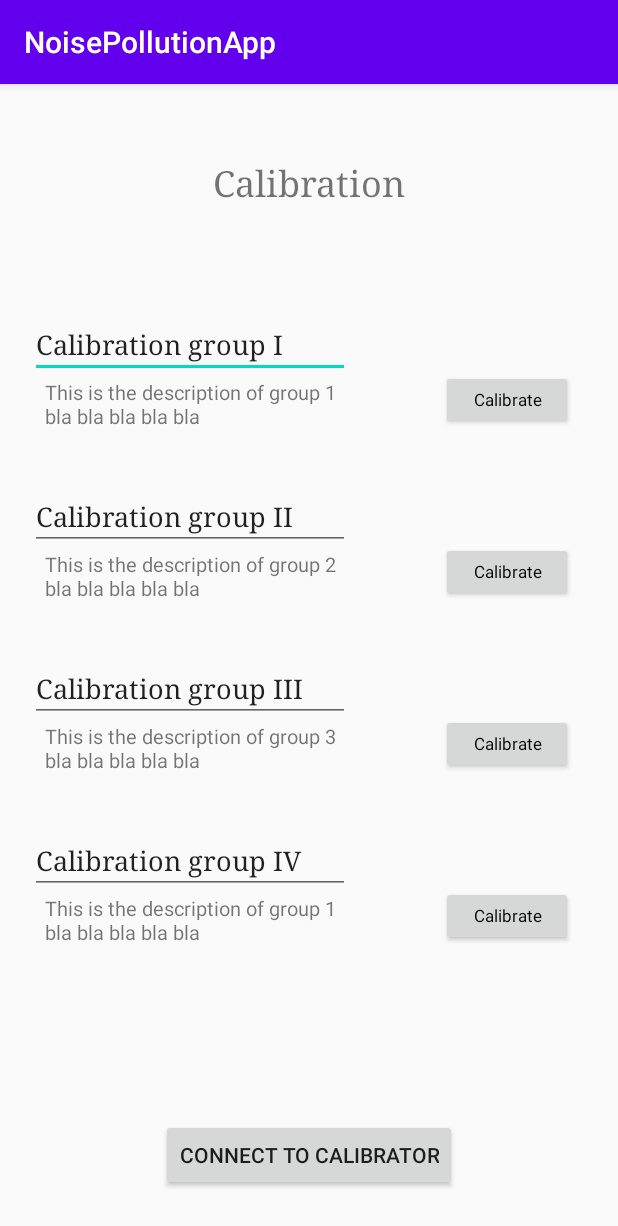
After one commit to it21549/NoisePollution2, an Android app: the CalibrationActivity screen opened directly, with no data from a screen before it, on a phone screen of 412 x 824 dp. The commit adds this screen. Shown: the top 1226 px of the screen. Run offline under Robolectric (Android 15) with nearby library versions, the phone set to English and light mode, and no system bars.

Commit message:
-working communication with esp32

```diff
--- /dev/null
+++ b/app/src/main/java/gr/hua/stapps/android/noisepollutionapp/CalibrationActivity.java
@@ -0,0 +1,207 @@
+package gr.hua.stapps.android.noisepollutionapp;
+
+import androidx.annotation.NonNull;
+import androidx.appcompat.app.AppCompatActivity;
+import androidx.core.app.ActivityCompat;
+import androidx.lifecycle.Observer;
+import androidx.lifecycle.ViewModelProvider;
+
+import android.Manifest;
+import android.bluetooth.BluetoothAdapter;
+import android.bluetooth.BluetoothDevice;
+import android.content.BroadcastReceiver;
+import android.content.Context;
+import android.content.Intent;
+import android.content.IntentFilter;
+import android.content.pm.PackageManager;
+import android.os.Bundle;
+import android.os.Handler;
+import android.os.Looper;
+import android.os.Message;
+import android.view.View;
+
+import java.util.Arrays;
+import java.util.Objects;
+
+import gr.hua.stapps.android.noisepollutionapp.databinding.ActivityCalibrationBinding;
+import gr.hua.stapps.android.noisepollutionapp.network.sockets.CreateConnection;
+import gr.hua.stapps.android.noisepollutionapp.network.sockets.DataTransfer;
+import gr.hua.stapps.android.noisepollutionapp.viewmodel.CalibrationViewModel;
+
+public class CalibrationActivity extends AppCompatActivity {
+
+    private static final String LOG = "CalibrationActivity ->";
+    private final static int CONNECTING_STATUS = 1; // used in bluetooth handler to identify message status
+    private final static int MESSAGE_READ = 2; // used in bluetooth handler to identify message update
+    private static final int REQUEST_ENABLE_BLUETOOTH = 100;
+    private String deviceName = "ESP32Test";
+
+    public static CreateConnection createConnection;
+    public static DataTransfer dataTransfer;
+
+    private ActivityCalibrationBinding binding;
+    private CalibrationViewModel calibrationViewModel;
+    public static Handler handler;
+
+    // Create a BroadcastReceiver for ACTION_FOUND.
+    private final BroadcastReceiver receiver = new BroadcastReceiver() {
+        @Override
+        public void onReceive(Context context, Intent intent) {
+            String action = intent.getAction();
+            System.out.println(LOG + "action is: " + action);
+            if (BluetoothDevice.ACTION_FOUND.equals(action)) {
+                // Discovery has found a device. Get the BluetoothDevice
+                // object and its info from the Intent.
+                BluetoothDevice device = intent.getParcelableExtra(BluetoothDevice.EXTRA_DEVICE);
+                if (ActivityCompat.checkSelfPermission(CalibrationActivity.this, Manifest.permission.BLUETOOTH_CONNECT) != PackageManager.PERMISSION_GRANTED) {
+                    // TODO: Consider calling
+                    //    ActivityCompat#requestPermissions
+                    // here to request the missing permissions, and then overriding
+                    //   public void onRequestPermissionsResult(int requestCode, String[] permissions,
+                    //                                          int[] grantResults)
+                    // to handle the case where the user grants the permission. See the documentation
+                    // for ActivityCompat#requestPermissions for more details.
+                    String deviceName = device.getName();
+                    String deviceHardwareAddress = device.getAddress(); //MAC address
+                    System.out.println(LOG + "deviceName= " + deviceName + " and mac= " + deviceHardwareAddress + " and UUID= " + Arrays.toString(device.getUuids()));
+
+                    if (Objects.equals(deviceName, "ESP32test")) {
+                        String deviceAddress = device.getAddress();
+                        System.out.println(LOG + "connecting to " + deviceAddress);
+                        BluetoothAdapter bluetoothAdapter = BluetoothAdapter.getDefaultAdapter();
+                        createConnection = new CreateConnection(
+                                bluetoothAdapter,
+                                deviceAddress,
+                                context,
+                                handler,
+                                dataTransfer
+                        );
+                        createConnection.start();
+                    }
+                    return;
+                }
+            }
+        }
+    };
+
+    @Override
+    protected void onCreate(Bundle savedInstanceState) {
+        super.onCreate(savedInstanceState);
+        binding = ActivityCalibrationBinding.inflate(getLayoutInflater());
+        setContentView(binding.getRoot());
+
+        // Get values from previous activity
+        Intent intent = getIntent();
+        String key = intent.getStringExtra("Key");
+        System.out.println(LOG + "value passed is " + key);
+
+        setupReceiver();
+        calibrationViewModel = new ViewModelProvider(this).get(CalibrationViewModel.class);
+        handler = initHandler(deviceName);
+        initListeners();
+        initObservers();
+    }
+
+    public void initListeners() {
+        binding.connectButton.setOnClickListener(new View.OnClickListener() {
+            @Override
+            public void onClick(View view) {
+                calibrationViewModel.initializeContext(CalibrationActivity.this);
+            }
+        });
+
+        binding.buttonCalibrationGroupI.setOnClickListener(new View.OnClickListener() {
+            @Override
+            public void onClick(View view) {
+                createConnection.getDataTransfer().write("RECORD0");
+            }
+        });
+        binding.buttonCalibrationGroupII.setOnClickListener(new View.OnClickListener() {
+            @Override
+            public void onClick(View view) {
+                createConnection.getDataTransfer().write("RECORD1");
+            }
+        });
+        binding.buttonCalibrationGroupIII.setOnClickListener(new View.OnClickListener() {
+            @Override
+            public void onClick(View view) {
+                createConnection.getDataTransfer().write("RECORD2");
+            }
+        });
+        binding.buttonCalibrationGroupIV.setOnClickListener(new View.OnClickListener() {
+            @Override
+            public void onClick(View view) {
+                createConnection.getDataTransfer().write("STOP");
+            }
+        });
+    }
+
+    public void initObservers() {
+        final Observer<Boolean> calibration_observer = isBtEnabled -> {
+            if (isBtEnabled != null) {
+                if (isBtEnabled) {
+                    System.out.println(LOG + "bluetooth is enabled");
+                    calibrationViewModel.calibrate();
+                } else {
+                    System.out.println(LOG + "will ask for bluetooth to be enabled");
+                    Intent enableBluetoothIntent = new Intent(BluetoothAdapter.ACTION_REQUEST_ENABLE);
+                    startActivityForResult(enableBluetoothIntent, REQUEST_ENABLE_BLUETOOTH);
+                }
+            } else
+                System.out.println(LOG + "isBtEnabled is null");
+        };
+        calibrationViewModel.getIsBtEnabled().observe(this, calibration_observer);
+    }
+
+    public Handler initHandler(String deviceName) {
+        return handler = new Handler(Looper.getMainLooper()) {
+            @Override
+            public void handleMessage(@NonNull Message msg) {
+                switch (msg.what) {
+                    case CONNECTING_STATUS:
+                        switch (msg.arg1) {
+                            case 1:
+                                System.out.println("NoisePollution " + "connected to " + deviceName);
+                                break;
+                            case -1:
+                                System.out.println("NoisePollution " + "device fails to connect");
+                                break;
+                        }
+                        break;
+                    case MESSAGE_READ:
+                        String arduinoMsg = msg.obj.toString(); //Read message from Arduino
+                        System.out.println("NoisePollution " + "the message received is: " + arduinoMsg);
+                }
+            }
+        };
+    }
+
+    public void setupReceiver() {
+        // Register for broadcasts when a device is discovered.
+        IntentFilter actionFoundFilter = new IntentFilter(BluetoothDevice.ACTION_FOUND);
+        IntentFilter actionDiscoveryStartedFilter = new IntentFilter(BluetoothAdapter.ACTION_DISCOVERY_STARTED);
+        registerReceiver(receiver, actionFoundFilter);
+        registerReceiver(receiver, actionDiscoveryStartedFilter);
+    }
+
+    @Override
+    protected void onDestroy() {
+        super.onDestroy();
+        // Don't forget to unregister the ACTION_FOUND receiver.
+        unregisterReceiver(receiver);
+    }
+
+    /* ============================ Terminate Connection at BackPress ====================== */
+    @Override
+    public void onBackPressed() {
+        // Terminate Bluetooth Connection and close app
+        if (createConnection != null) {
+            createConnection.cancel();
+        }
+        Intent a = new Intent(Intent.ACTION_MAIN);
+        a.addCategory(Intent.CATEGORY_HOME);
+        a.setFlags(Intent.FLAG_ACTIVITY_NEW_TASK);
+        startActivity(a);
+    }
+
+}
--- a/app/src/main/java/gr/hua/stapps/android/noisepollutionapp/network/sockets/DataTransfer.java
+++ b/app/src/main/java/gr/hua/stapps/android/noisepollutionapp/network/sockets/DataTransfer.java
@@ -49,7 +49,7 @@ public class DataTransfer extends Thread {
                 String readMessage;
                 if (buffer[bytes] == '\n') {
                     readMessage = new String(buffer, 0, bytes);
-                    System.out.println(LOG + "Arduino Message is: " + readMessage);
+                    //System.out.println(LOG + "Arduino Message is: " + readMessage);
                     handler.obtainMessage(MESSAGE_READ, readMessage).sendToTarget();
                     bytes = 0;
                 } else {
@@ -68,6 +68,7 @@ public class DataTransfer extends Thread {
         byte[] bytes = input.getBytes(); //converts entered String into bytes
         try {
             mmOutStream.write(bytes);
+            System.out.println(LOG + "Sent message: " + input);
         } catch (IOException e) {
             System.out.println(LOG + "Failed to send message with: " + e);
         }
--- /dev/null
+++ b/app/src/main/java/gr/hua/stapps/android/noisepollutionapp/viewmodel/CalibrationViewModel.java
@@ -0,0 +1,29 @@
+package gr.hua.stapps.android.noisepollutionapp.viewmodel;
+
+import android.content.Context;
+
+import androidx.lifecycle.MutableLiveData;
+import androidx.lifecycle.ViewModel;
+
+import gr.hua.stapps.android.noisepollutionapp.utils.NoiseCalibration;
+
+public class CalibrationViewModel extends ViewModel {
+
+    private NoiseCalibration noiseCalibration;
+    private MutableLiveData<Boolean> isBtEnabled = new MutableLiveData<>();
+    private Context context;
+
+    public MutableLiveData<Boolean> getIsBtEnabled() {
+        return isBtEnabled;
+    }
+
+    public void initializeContext(Context context) {
+        this.context = context;
+        noiseCalibration = new NoiseCalibration(context);
+        isBtEnabled.postValue(noiseCalibration.isBluetoothEnabled());
+    }
+
+    public void calibrate() {
+        noiseCalibration.calibrate();
+    }
+}
--- /dev/null
+++ b/app/src/main/res/layout/activity_calibration.xml
@@ -0,0 +1,170 @@
+<?xml version="1.0" encoding="utf-8"?>
+<androidx.constraintlayout.widget.ConstraintLayout xmlns:android="http://schemas.android.com/apk/res/android"
+    xmlns:app="http://schemas.android.com/apk/res-auto"
+    xmlns:tools="http://schemas.android.com/tools"
+    android:layout_width="match_parent"
+    android:layout_height="match_parent">
+
+    <TextView
+        android:id="@+id/textView"
+        android:layout_width="wrap_content"
+        android:layout_height="wrap_content"
+        android:layout_marginTop="@dimen/calibration_title_margin_top"
+        android:fontFamily="serif"
+        android:text="Calibration"
+        android:textSize="24sp"
+        app:layout_constraintEnd_toEndOf="parent"
+        app:layout_constraintStart_toStartOf="parent"
+        app:layout_constraintTop_toTopOf="parent" />
+
+    <EditText
+        android:id="@+id/editTextCalibrationI"
+        android:layout_width="wrap_content"
+        android:layout_height="wrap_content"
+        android:ems="10"
+        android:fontFamily="serif"
+        android:inputType="textPersonName"
+        android:text="Calibration group I"
+        android:layout_marginTop="70dp"
+        android:layout_marginStart="20dp"
+        app:layout_constraintStart_toStartOf="parent"
+        app:layout_constraintTop_toBottomOf="@+id/textView" />
+
+    <TextView
+        android:id="@+id/textViewCalibrationGroupI"
+        android:layout_width="200dp"
+        android:layout_height="wrap_content"
+        android:layout_marginStart="10dp"
+        android:text="This is the description of group 1  bla bla bla bla bla"
+        android:textSize="@dimen/group_description_text_size"
+        app:layout_constraintStart_toStartOf="@id/editTextCalibrationI"
+        app:layout_constraintTop_toBottomOf="@id/editTextCalibrationI"/>
+
+    <Button
+        android:id="@+id/buttonCalibrationGroupI"
+        style="@android:style/Widget.CompoundButton"
+        android:layout_width="wrap_content"
+        android:layout_height="40dp"
+        android:layout_marginEnd="30dp"
+        android:gravity="center"
+        android:text="@string/calibrate_text_button"
+        android:textSize="@dimen/calibration_button_text_size"
+        app:layout_constraintBottom_toBottomOf="@id/textViewCalibrationGroupI"
+        app:layout_constraintEnd_toEndOf="parent" />
+
+    <EditText
+        android:id="@+id/editTextCalibrationII"
+        android:layout_width="wrap_content"
+        android:layout_height="wrap_content"
+        android:ems="10"
+        android:fontFamily="serif"
+        android:inputType="textPersonName"
+        android:text="Calibration group II"
+        android:layout_marginTop="70dp"
+        android:layout_marginStart="20dp"
+        app:layout_constraintStart_toStartOf="parent"
+        app:layout_constraintTop_toBottomOf="@+id/editTextCalibrationI" />
+
+    <TextView
+        android:id="@+id/textViewCalibrationGroupII"
+        android:layout_width="200dp"
+        android:layout_height="wrap_content"
+        android:layout_marginStart="10dp"
+        android:text="This is the description of group 2  bla bla bla bla bla"
+        android:textSize="@dimen/group_description_text_size"
+        app:layout_constraintStart_toStartOf="@id/editTextCalibrationII"
+        app:layout_constraintTop_toBottomOf="@id/editTextCalibrationII" />
+
+    <Button
+        android:id="@+id/buttonCalibrationGroupII"
+        style="@android:style/Widget.CompoundButton"
+        android:layout_width="wrap_content"
+        android:layout_height="40dp"
+        android:layout_marginEnd="30dp"
+        android:gravity="center"
+        android:text="@string/calibrate_text_button"
+        android:textSize="@dimen/calibration_button_text_size"
+        app:layout_constraintBottom_toBottomOf="@id/textViewCalibrationGroupII"
+        app:layout_constraintEnd_toEndOf="parent" />
+
+    <EditText
+        android:id="@+id/editTextCalibrationIII"
+        android:layout_width="wrap_content"
+        android:layout_height="wrap_content"
+        android:ems="10"
+        android:fontFamily="serif"
+        android:inputType="textPersonName"
+        android:text="Calibration group III"
+        android:layout_marginTop="70dp"
+        android:layout_marginStart="20dp"
+        app:layout_constraintStart_toStartOf="parent"
+        app:layout_constraintTop_toBottomOf="@+id/editTextCalibrationII" />
+
+    <TextView
+        android:id="@+id/textViewCalibrationGroupIII"
+        android:layout_width="200dp"
+        android:layout_height="wrap_content"
+        android:text="This is the description of group 3  bla bla bla bla bla"
+        android:textSize="@dimen/group_description_text_size"
+        android:layout_marginStart="10dp"
+        app:layout_constraintTop_toBottomOf="@id/editTextCalibrationIII"
+        app:layout_constraintStart_toStartOf="@id/editTextCalibrationIII"/>
+
+    <Button
+        android:id="@+id/buttonCalibrationGroupIII"
+        style="@android:style/Widget.CompoundButton"
+        android:layout_width="wrap_content"
+        android:layout_height="40dp"
+        android:layout_marginEnd="30dp"
+        android:gravity="center"
+        android:text="@string/calibrate_text_button"
+        android:textSize="@dimen/calibration_button_text_size"
+        app:layout_constraintBottom_toBottomOf="@id/textViewCalibrationGroupIII"
+        app:layout_constraintEnd_toEndOf="parent" />
+
+    <EditText
+        android:id="@+id/editTextCalibrationIV"
+        android:layout_width="wrap_content"
+        android:layout_height="wrap_content"
+        android:ems="10"
+        android:fontFamily="serif"
+        android:inputType="textPersonName"
+        android:text="Calibration group IV"
+        android:layout_marginTop="70dp"
+        android:layout_marginStart="20dp"
+        app:layout_constraintStart_toStartOf="parent"
+        app:layout_constraintTop_toBottomOf="@+id/editTextCalibrationIII" />
+
+    <TextView
+        android:id="@+id/textViewCalibrationGroupIV"
+        android:layout_width="200dp"
+        android:layout_height="wrap_content"
+        android:text="This is the description of group 1  bla bla bla bla bla"
+        android:textSize="@dimen/group_description_text_size"
+        android:layout_marginStart="10dp"
+        app:layout_constraintTop_toBottomOf="@id/editTextCalibrationIV"
+        app:layout_constraintStart_toStartOf="@id/editTextCalibrationIV"/>
+
+    <Button
+        android:id="@+id/buttonCalibrationGroupIV"
+        style="@android:style/Widget.CompoundButton"
+        android:layout_width="wrap_content"
+        android:layout_height="40dp"
+        android:layout_marginEnd="30dp"
+        android:gravity="center"
+        android:text="@string/calibrate_text_button"
+        android:textSize="@dimen/calibration_button_text_size"
+        app:layout_constraintBottom_toBottomOf="@id/textViewCalibrationGroupIV"
+        app:layout_constraintEnd_toEndOf="parent" />
+
+    <Button
+        android:id="@+id/connect_button"
+        android:layout_width="wrap_content"
+        android:layout_height="wrap_content"
+        android:layout_marginBottom="@dimen/margin_30dp"
+        android:text="Connect to Calibrator"
+        app:layout_constraintBottom_toBottomOf="parent"
+        app:layout_constraintEnd_toEndOf="parent"
+        app:layout_constraintStart_toStartOf="parent" />
+
+</androidx.constraintlayout.widget.ConstraintLayout>
--- a/app/src/main/res/layout/noise_pollution_activity.xml
+++ b/app/src/main/res/layout/noise_pollution_activity.xml
@@ -6,7 +6,7 @@
     android:layout_width="match_parent"
     android:layout_height="match_parent"
     android:visibility="visible"
-    tools:context=".ui.NoisePollutionActivity">
+    tools:context=".NoisePollutionActivity">
 
 
     <TextView
--- a/app/src/main/res/values/dimens.xml
+++ b/app/src/main/res/values/dimens.xml
@@ -8,4 +8,7 @@
     <dimen name="margin_30dp">30dp</dimen>
     <dimen name="text_size_14sp">14sp</dimen>
     <dimen name="radioGroup_width_191dp">191dp</dimen>
+    <dimen name="calibration_title_margin_top">50dp</dimen>
+    <dimen name="calibration_button_text_size">11sp</dimen>
+    <dimen name="group_description_text_size">13sp</dimen>
 </resources>
--- a/app/src/main/res/values/strings.xml
+++ b/app/src/main/res/values/strings.xml
@@ -31,6 +31,7 @@
     <string name="switch_advanced">Advanced</string>
     <string name="title_perception">User Perception</string>
     <string name="calibrate_button">Calibrate</string>
+    <string name="calibrate_text_button">Calibrate</string>
     <string-array name="user_perception">
         <item>extremely quiet</item>
         <item>very quiet</item>
```
Also changed, not shown: app/src/main/AndroidManifest.xml (+14 -10 lines), app/src/main/java/gr/hua/stapps/android/noisepollutionapp/NoisePollutionActivity.java (renamed from app/src/main/java/gr/hua/stapps/android/noisepollutionapp/ui/NoisePollutionActivity.java, +6 -29 lines), app/src/main/java/gr/hua/stapps/android/noisepollutionapp/network/sockets/CreateConnection.java (+4 -22 lines).
